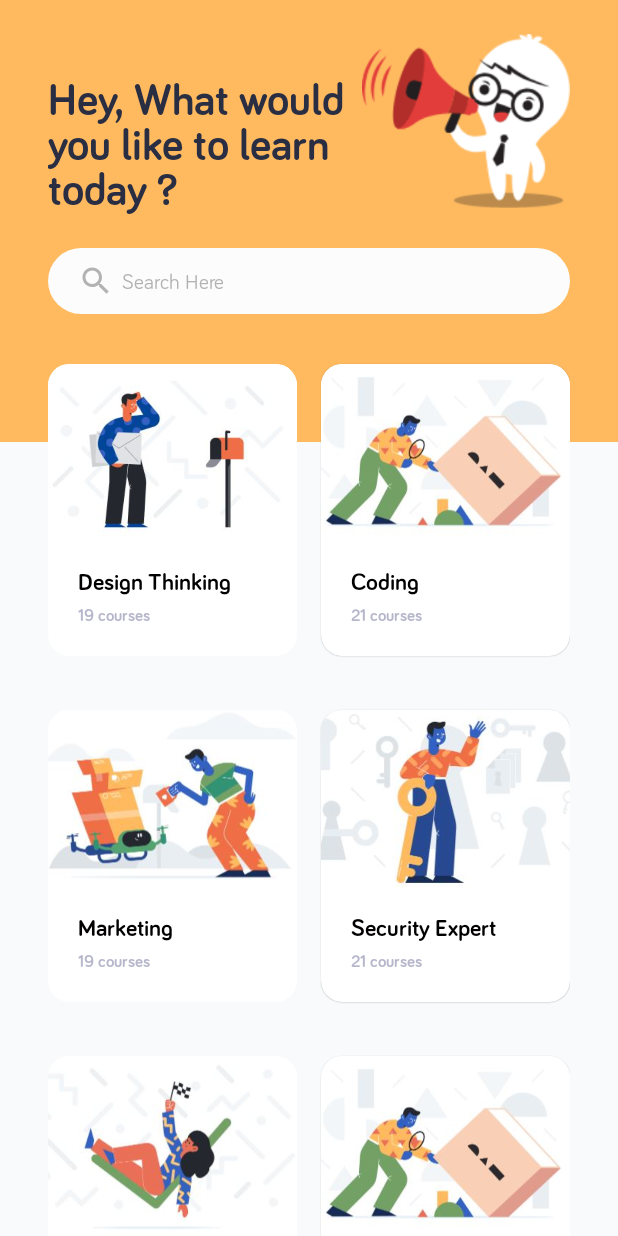
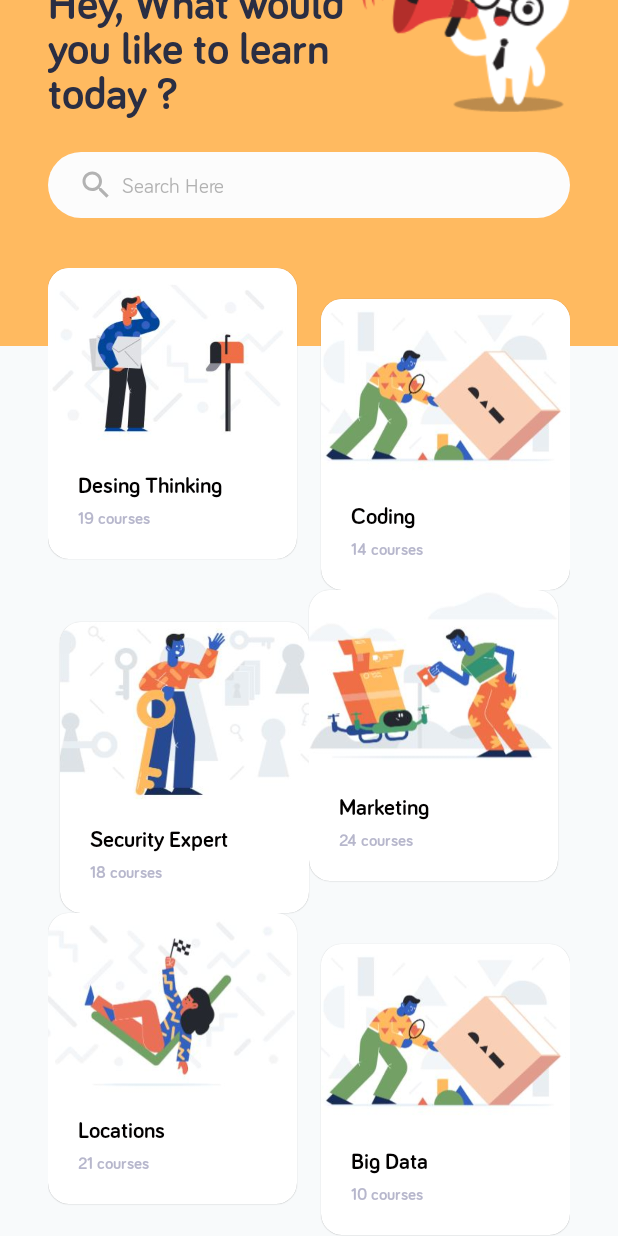
Before and after one commit to rogergcc/AndroidEducationApp, an Android app: the screen it shows after launch (DashboardCourseActivity before the commit, CourseStaggedActivity after it), item 2 of the bottom bar chosen, on a phone screen of 412 x 824 dp. Run offline under Robolectric (Android 15) with nearby library versions, the phone set to English and light mode, and no system bars.

Commit message:
replace with StaggeredGridLayoutManager
replace view with StaggeredGridLayoutManager

```diff
--- /dev/null
+++ b/app/src/main/java/com/appsnipp/education/CourseStaggedActivity.java
@@ -0,0 +1,96 @@
+/*
+ * Copyright (c) 2020. rogergcc
+ */
+
+package com.appsnipp.education;
+
+import android.graphics.Rect;
+import android.os.Bundle;
+import android.support.v7.app.AppCompatActivity;
+import android.support.v7.widget.RecyclerView;
+import android.support.v7.widget.StaggeredGridLayoutManager;
+import android.view.View;
+import android.view.WindowManager;
+import android.widget.ImageView;
+import android.widget.Toast;
+
+import com.appsnipp.education.adapter.CourseRecyclerAdapter;
+import com.appsnipp.education.adapter.CoursesItemClickListener;
+import com.appsnipp.education.model.CourseCard;
+
+import java.util.ArrayList;
+import java.util.List;
+
+public class CourseStaggedActivity extends AppCompatActivity
+        implements CoursesItemClickListener {
+    private CourseRecyclerAdapter adapter;
+    private RecyclerView recyclerView;
+    private List<CourseCard> courseCards;
+
+    @Override
+    protected void onCreate(Bundle savedInstanceState) {
+        super.onCreate(savedInstanceState);
+
+        getWindow().setFlags(WindowManager.LayoutParams.FLAG_FULLSCREEN, WindowManager.LayoutParams.FLAG_FULLSCREEN);
+        setContentView(R.layout.activity_course_stagged);
+
+        recyclerView = findViewById(R.id.rv_courses);
+
+        recyclerView.setLayoutManager(
+                new StaggeredGridLayoutManager(2, StaggeredGridLayoutManager.VERTICAL)
+        );
+        recyclerView.setClipToPadding(false);
+        recyclerView.setHasFixedSize(true);
+
+        courseCards = new ArrayList<>();
+
+        courseCards.add(new CourseCard(1,R.drawable.course_design_thinking, "Desing Thinking", "19 courses"));
+        courseCards.add(new CourseCard(2,R.drawable.course_design_coding, "Coding", "14 courses"));
+        courseCards.add(new CourseCard(3,R.drawable.course_design_marketing, "Marketing", "24 courses"));
+        courseCards.add(new CourseCard(4,R.drawable.course_design_securityexpert, "Security Expert", "18 courses"));
+        courseCards.add(new CourseCard(5,R.drawable.course_design_whatisthisshit, "Locations", "21 courses"));
+        courseCards.add(new CourseCard(6,R.drawable.course_design_coding, "Big Data", "10 courses"));
+
+        adapter = new CourseRecyclerAdapter(this, courseCards, this);
+
+//        int spacingInPixels = getResources().getDimensionPixelSize(R.dimen.card_margin);
+//        recyclerView.addItemDecoration(new SpacesItemDecoration(spacingInPixels));
+
+        recyclerView.setAdapter(adapter);
+
+
+    }
+
+
+    @Override
+    public void onDashboardCourseClick(CourseCard courseCard, ImageView imageView) {
+
+        Toast.makeText(this, courseCard.getCourseTitle(), Toast.LENGTH_LONG).show();
+
+    }
+
+
+    //    https://stackoverflow.com/questions/28531996/android-recyclerview-gridlayoutmanager-column-spacing
+    public class SpacesItemDecoration extends RecyclerView.ItemDecoration {
+        private int space;
+
+        public SpacesItemDecoration(int space) {
+            this.space = space;
+        }
+
+        @Override
+        public void getItemOffsets(Rect outRect, View view,
+                                   RecyclerView parent, RecyclerView.State state) {
+            outRect.left = space;
+            outRect.right = space;
+            outRect.bottom = space;
+
+            // Add top margin only for the first item to avoid double space between items
+            if (parent.getChildLayoutPosition(view) == 0) {
+                outRect.top = space;
+            } else {
+                outRect.top = 0;
+            }
+        }
+    }
+}
--- a/app/src/main/java/com/appsnipp/education/DashboardCourseActivity.java
+++ b/app/src/main/java/com/appsnipp/education/DashboardCourseActivity.java
@@ -6,15 +6,27 @@ package com.appsnipp.education;
 
 import android.support.v7.app.AppCompatActivity;
 import android.os.Bundle;
+import android.support.v7.widget.RecyclerView;
 import android.view.WindowManager;
+
+import com.appsnipp.education.adapter.CourseRecyclerAdapter;
+import com.appsnipp.education.model.CourseCard;
+
+import java.util.List;
 
 public class DashboardCourseActivity extends AppCompatActivity {
 
+    private CourseRecyclerAdapter adapter;
+    private RecyclerView recyclerView;
+    private List<CourseCard> courseCards;
     @Override
     protected void onCreate(Bundle savedInstanceState) {
         super.onCreate(savedInstanceState);
 
         getWindow().setFlags(WindowManager.LayoutParams.FLAG_FULLSCREEN,WindowManager.LayoutParams.FLAG_FULLSCREEN);
         setContentView(R.layout.activity_dashboard_course);
+
+
+
     }
 }
--- a/app/src/main/java/com/appsnipp/education/MainActivity.java
+++ b/app/src/main/java/com/appsnipp/education/MainActivity.java
@@ -33,7 +33,7 @@ public class MainActivity extends AppCompatActivity
                     return true;
                 case R.id.navigationMyCourses:
                     //https://dribbble.com/shots/6482664-Design-Course-App-UI
-                    Intent intentGetStarted = new Intent(MainActivity.this, DashboardCourseActivity.class);
+                    Intent intentGetStarted = new Intent(MainActivity.this, CourseStaggedActivity.class);
                     startActivity(intentGetStarted);
                     return true;
                 case R.id.navigationHome:
--- /dev/null
+++ b/app/src/main/java/com/appsnipp/education/adapter/CourseRecyclerAdapter.java
@@ -0,0 +1,135 @@
+/*
+ * Copyright (c) 2020. rogergcc
+ */
+
+package com.appsnipp.education.adapter;
+
+import android.content.Context;
+import android.support.annotation.NonNull;
+import android.support.v7.widget.CardView;
+import android.support.v7.widget.RecyclerView;
+import android.view.LayoutInflater;
+import android.view.View;
+import android.view.ViewGroup;
+import android.widget.ImageView;
+import android.widget.TextView;
+
+import com.appsnipp.education.R;
+import com.appsnipp.education.model.CourseCard;
+
+import java.util.List;
+
+public class CourseRecyclerAdapter extends RecyclerView.Adapter<CourseRecyclerAdapter._ViewHolder> {
+
+    Context mContext;
+    private List<CourseCard> mData;
+    private CoursesItemClickListener coursesItemClickListener;
+
+    public CourseRecyclerAdapter(Context mContext, List<CourseCard> mData, CoursesItemClickListener listener) {
+        this.mContext = mContext;
+        this.mData = mData;
+        this.coursesItemClickListener = listener;
+    }
+
+    @NonNull
+    @Override
+    public CourseRecyclerAdapter._ViewHolder onCreateViewHolder(@NonNull ViewGroup viewGroup, int i) {
+        View view = LayoutInflater.from(mContext).inflate(R.layout.item_card,viewGroup,false);
+        return new _ViewHolder(view);
+    }
+
+    @Override
+    public void onBindViewHolder(@NonNull final CourseRecyclerAdapter._ViewHolder viewHolder, final int i) {
+        viewHolder.mItem = mData.get(i);
+        final int pos = viewHolder.getAdapterPosition();
+        //Set ViewTag
+        viewHolder.itemView.setTag(pos);
+
+        viewHolder.setPostImage(mData.get(i));
+        viewHolder.course.setText(mData.get(i).getCourseTitle());
+        viewHolder.quantity_courses.setText(mData.get(i).getQuantityCourses());
+
+        //1st intent 2 methods
+//        if (i%2==1){
+//            ViewGroup.MarginLayoutParams cardViewMarginParams = (ViewGroup.MarginLayoutParams) viewHolder.card_item.getLayoutParams();
+//            cardViewMarginParams.setMargins(dpToPx(8), dpToPx(16), 0, 0);
+//            viewHolder.card_item.requestLayout();
+//        }
+//        if (i==1){
+//            ViewGroup.MarginLayoutParams cardViewMarginParams = (ViewGroup.MarginLayoutParams) viewHolder.card_item.getLayoutParams();
+//            cardViewMarginParams.setMargins(dpToPx(8), dpToPx(32), 0, 0);
+//            viewHolder.card_item.requestLayout();
+//        }
+
+        //2nd intent card only bottom margin in xml  and only top margin in adapter- it works
+        if (i%2==1){
+
+            int dimenTopPixeles = getDimensionValuePixels(R.dimen.staggedmarginbottom);
+            int dimenleftPixeles = getDimensionValuePixels(R.dimen.horizontal_card);
+            ViewGroup.MarginLayoutParams cardViewMarginParams = (ViewGroup.MarginLayoutParams) viewHolder.card_item.getLayoutParams();
+//            cardViewMarginParams.setMargins(dpToPx(8), dpToPx(20), 0, 0);
+            cardViewMarginParams.setMargins(dimenleftPixeles, dimenTopPixeles, 0, 0);
+            viewHolder.card_item.requestLayout();
+        }
+
+//      viewHolder.card_item.setBackgroundColor(mContext.getResources().getColor(R.color.color1));
+        viewHolder.itemView.setOnClickListener(new View.OnClickListener() {
+            @Override
+            public void onClick(View v) {
+                coursesItemClickListener.onDashboardCourseClick(mData.get(i), viewHolder.imageView);
+            }
+        });
+    }
+
+    public int getDimensionValuePixels(int dimension)
+    {
+        return (int) mContext.getResources().getDimension(dimension);
+    }
+
+
+    public int dpToPx(int dp)
+    {
+        float scale = mContext.getResources().getDisplayMetrics().density;
+        return (int) (dp * scale + 0.5f);
+    }
+
+
+    @Override
+    public long getItemId(int position) {
+        CourseCard courseCard = mData.get(position);
+        return courseCard.getId();
+    }
+    @Override
+    public int getItemViewType(int position) {
+        return super.getItemViewType(position);
+    }
+
+    @Override
+    public void onAttachedToRecyclerView(@NonNull RecyclerView recyclerView) {
+        super.onAttachedToRecyclerView(recyclerView);
+    }
+
+    @Override
+    public int getItemCount() {
+        return mData.size();
+    }
+
+    public class _ViewHolder extends RecyclerView.ViewHolder{
+        ImageView imageView;
+        TextView course;
+        TextView quantity_courses;
+        CardView card_item;
+        public CourseCard mItem;
+        public _ViewHolder(@NonNull View itemView) {
+            super(itemView);
+            card_item = itemView.findViewById(R.id.card_item);
+            imageView = itemView.findViewById(R.id.card_view_image);
+            course = itemView.findViewById(R.id.stag_item_course);
+            quantity_courses = itemView.findViewById(R.id.stag_item_quantity_course);
+        }
+
+        void setPostImage(CourseCard courseCard){
+            imageView.setImageResource(courseCard.getImageCourse());
+        }
+    }
+}
--- /dev/null
+++ b/app/src/main/java/com/appsnipp/education/adapter/CoursesItemClickListener.java
@@ -0,0 +1,15 @@
+/*
+ * Copyright (c) 2020. rogergcc
+ */
+
+package com.appsnipp.education.adapter;
+
+import android.widget.ImageView;
+
+import com.appsnipp.education.model.CourseCard;
+
+public interface CoursesItemClickListener {
+
+    void onDashboardCourseClick(CourseCard courseCard, ImageView imageView); // Shoud use imageview to make the shared animation between the two activity
+
+}
--- /dev/null
+++ b/app/src/main/java/com/appsnipp/education/model/CourseCard.java
@@ -0,0 +1,81 @@
+/*
+ * Copyright (c) 2020. rogergcc
+ */
+
+package com.appsnipp.education.model;
+
+public class CourseCard {
+
+    private int Id;
+    private int imageCourse;
+    private String courseTitle;
+    private String quantityCourses;
+    private String urlCourse;
+
+    public CourseCard(int id, int imageCourse, String courseTitle, String quantityCourses) {
+        Id = id;
+        this.imageCourse = imageCourse;
+        this.courseTitle = courseTitle;
+        this.quantityCourses = quantityCourses;
+    }
+
+    public CourseCard(int imageCourse, String courseTitle, String quantityCourses) {
+        this.imageCourse = imageCourse;
+        this.courseTitle = courseTitle;
+        this.quantityCourses = quantityCourses;
+    }
+
+    public int getId() {
+        return Id;
+    }
+
+    public void setId(int id) {
+        Id = id;
+    }
+
+    public int getImageCourse() {
+        return imageCourse;
+    }
+
+    public void setImageCourse(int imageCourse) {
+        this.imageCourse = imageCourse;
+    }
+
+    public String getCourseTitle() {
+        return courseTitle;
+    }
+
+    public void setCourseTitle(String courseTitle) {
+        this.courseTitle = courseTitle;
+    }
+
+    public String getQuantityCourses() {
+        return quantityCourses;
+    }
+
+    public void setQuantityCourses(String quantityCourses) {
+        this.quantityCourses = quantityCourses;
+    }
+
+    public String getUrlCourse() {
+        return urlCourse;
+    }
+
+    public void setUrlCourse(String urlCourse) {
+        this.urlCourse = urlCourse;
+    }
+
+    @Override()
+    public boolean equals(Object other) {
+        // This is unavoidable, since equals() must accept an Object and not something more derived
+        if (other instanceof CourseCard) {
+            // Note that I use equals() here too, otherwise, again, we will check for referential equality.
+            // Using equals() here allows the Model class to implement it's own version of equality, rather than
+            // us always checking for referential equality.
+            CourseCard courseCard = (CourseCard) other;
+            return courseCard.getId()==(this.getId());
+        }
+
+        return false;
+    }
+}
--- /dev/null
+++ b/app/src/main/res/layout/activity_course_stagged.xml
@@ -0,0 +1,137 @@
+<?xml version="1.0" encoding="utf-8"?><!--
+  ~ Copyright (c) 2020. rogergcc
+  -->
+
+<android.support.v4.widget.NestedScrollView
+
+    xmlns:android="http://schemas.android.com/apk/res/android"
+    xmlns:app="http://schemas.android.com/apk/res-auto"
+    xmlns:tools="http://schemas.android.com/tools"
+    android:layout_width="match_parent"
+    android:layout_height="match_parent"
+
+    android:background="#ffba60"
+    tools:context=".DashboardCourseActivity">
+
+
+    <LinearLayout
+
+        android:layout_width="match_parent"
+        android:layout_height="match_parent"
+        android:background="#ffba60"
+
+        android:orientation="vertical"
+
+        >
+
+        <LinearLayout
+            android:layout_width="match_parent"
+            android:layout_height="wrap_content"
+            android:orientation="horizontal"
+
+            android:paddingLeft="@dimen/horizontal_dashboard"
+            android:paddingTop="@dimen/fab_margin"
+            android:paddingRight="@dimen/horizontal_dashboard"
+
+
+            android:weightSum="100">
+
+            <TextView
+                android:layout_width="wrap_content"
+                android:layout_height="wrap_content"
+                android:layout_marginTop="30dp"
+                android:layout_weight="40"
+                android:fontFamily="@font/bariol_bold"
+                android:text="Hey, What would you like to learn today ?"
+                android:textColor="@color/colorPrimaryDark"
+                android:textSize="30sp">
+
+
+            </TextView>
+
+            <ImageView
+                android:layout_width="match_parent"
+                android:layout_height="match_parent"
+
+                android:layout_weight="60"
+                android:src="@drawable/refer_icon">
+
+            </ImageView>
+        </LinearLayout>
+
+        <TextView
+            android:layout_width="match_parent"
+            android:layout_height="wrap_content"
+            android:layout_gravity="center_vertical"
+            android:layout_marginLeft="@dimen/horizontal_dashboard"
+
+            android:layout_marginTop="@dimen/normalPadding"
+            android:layout_marginRight="@dimen/horizontal_dashboard"
+
+            android:background="@drawable/container_search"
+            android:drawableStart="@drawable/ic_search_black_24dp"
+
+            android:drawableLeft="@drawable/ic_search_black_24dp"
+
+            android:drawablePadding="@dimen/drawable_left"
+            android:fontFamily="@font/bariol_regular"
+
+            android:gravity="center_vertical"
+            android:paddingLeft="@dimen/normalPadding"
+            android:paddingTop="@dimen/vertical_search"
+            android:paddingRight="@dimen/normalPadding"
+            android:paddingBottom="@dimen/vertical_search"
+
+            android:text="Search Here"
+            android:textColor="@color/bottomNavigationTextColor"
+
+            android:textSize="14sp">
+
+        </TextView>
+
+        <LinearLayout
+            android:layout_width="match_parent"
+            android:layout_height="match_parent"
+            android:background="@null">
+
+            <RelativeLayout
+                android:layout_width="match_parent"
+                android:layout_height="match_parent"
+                android:layout_marginTop="5dp"
+                android:background="@null">
+
+                <LinearLayout
+                    android:layout_width="match_parent"
+                    android:layout_height="match_parent"
+                    android:layout_marginTop="80dp"
+                    android:background="@color/back_courses"
+                    android:orientation="vertical">
+
+                </LinearLayout>
+
+                <LinearLayout
+                    android:layout_width="match_parent"
+                    android:layout_height="match_parent"
+                    android:layout_marginTop="@dimen/horizontal_card"
+                    android:layout_marginBottom="@dimen/horizontal_card"
+                    android:orientation="vertical">
+
+                    <android.support.v7.widget.RecyclerView
+                        android:id="@+id/rv_courses"
+                        android:layout_width="match_parent"
+                        android:layout_height="match_parent"
+
+                        android:layout_marginLeft="@dimen/horizontal_dashboard"
+                        android:layout_marginTop="@dimen/normalPadding"
+                        android:layout_marginRight="@dimen/horizontal_dashboard"
+                        >
+
+                    </android.support.v7.widget.RecyclerView>
+
+                </LinearLayout>
+            </RelativeLayout>
+
+        </LinearLayout>
+    </LinearLayout>
+
+</android.support.v4.widget.NestedScrollView>
--- /dev/null
+++ b/app/src/main/res/layout/item_card.xml
@@ -0,0 +1,77 @@
+<?xml version="1.0" encoding="utf-8"?>
+<!--
+  ~ Copyright (c) 2020. rogergcc
+  -->
+
+<android.support.v7.widget.CardView
+    android:id="@+id/card_item"
+    xmlns:android="http://schemas.android.com/apk/res/android"
+    xmlns:app="http://schemas.android.com/apk/res-auto"
+    xmlns:tools="http://schemas.android.com/tools"
+    android:layout_width="match_parent"
+    android:layout_height="wrap_content"
+
+
+
+    android:layout_marginRight="@dimen/horizontal_card"
+    android:layout_marginBottom="@dimen/staggedmarginbottom"
+
+
+
+    android:clickable="true"
+    android:focusable="true"
+
+    android:foreground="?attr/selectableItemBackground"
+    app:cardBackgroundColor="@android:color/white"
+
+    app:cardCornerRadius="@dimen/card_radius"
+    app:cardElevation=".1dp"
+    app:cardPreventCornerOverlap="false">
+
+    <LinearLayout
+        android:layout_width="match_parent"
+        android:layout_height="match_parent"
+        android:orientation="vertical">
+
+        <ImageView
+            android:id="@+id/card_view_image"
+            android:layout_width="match_parent"
+            android:layout_height="@dimen/img_card_height"
+            android:scaleType="centerCrop"
+            android:src="@drawable/course_design_thinking" />
+
+        <TextView
+            android:id="@+id/stag_item_course"
+            android:layout_width="match_parent"
+            android:layout_height="match_parent"
+            android:layout_marginLeft="@dimen/normalPadding"
+            android:layout_marginTop="@dimen/top_text_card"
+
+            android:layout_marginRight="@dimen/normalPadding"
+
+
+            android:fontFamily="@font/bariol_bold"
+            android:text="Design Thinking"
+            android:textColor="@color/darkTextColor"
+            android:textSize="15sp" />
+
+        <TextView
+            android:id="@+id/stag_item_quantity_course"
+            android:layout_width="wrap_content"
+            android:layout_height="match_parent"
+            android:layout_marginLeft="@dimen/normalPadding"
+            android:layout_marginTop="@dimen/top_text_subtitle_card"
+
+            android:layout_marginRight="@dimen/normalPadding"
+            android:layout_marginBottom="@dimen/normalPadding"
+
+            android:fontFamily="@font/bariol_bold"
+
+            android:text="19 courses"
+            android:textColor="@color/dashboard_subtitle"
+            android:textSize="11sp" />
+
+
+    </LinearLayout>
+
+</android.support.v7.widget.CardView>
--- a/app/src/main/res/values/dimens.xml
+++ b/app/src/main/res/values/dimens.xml
@@ -20,6 +20,7 @@
 
     <!--    Dashboard-->
     <dimen name="normalPadding">20dp</dimen>
+    <dimen name="staggedmarginbottom">21dp</dimen>
     <dimen name="fab_margin">16dp</dimen>
     <dimen name="horizontal_dashboard">32dp</dimen>
     <dimen name="img_card_height">120dp</dimen>
```
Also changed, not shown: app/src/main/AndroidManifest.xml (+7 -2 lines), app/src/main/res/drawable/course_coding.JPG (added), app/src/main/res/drawable/course_thinking.JPG (added).
